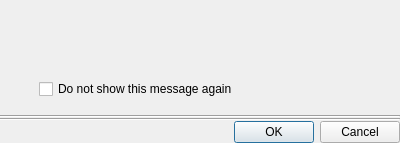
First picture: the form in client/libclient/src/ui/dialogs/common/message_box.ui, repository networkoptix/nx_open, before the edit.
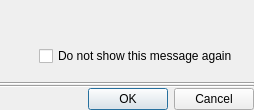
Second picture: the form after the edit.

Commit message:
VMS-3456: Fix message box title bar style
<==== Mercurial data ====>
Branch: dev_3.0.0_gui

Diff of the .ui file:
```diff
--- a/client/libclient/src/ui/dialogs/common/message_box.ui
+++ b/client/libclient/src/ui/dialogs/common/message_box.ui
@@ -14,6 +14,9 @@
    <property name="spacing">
     <number>0</number>
    </property>
+   <property name="sizeConstraint">
+    <enum>QLayout::SetFixedSize</enum>
+   </property>
    <property name="leftMargin">
     <number>0</number>
    </property>
```
The commit also changes 1 other file.
